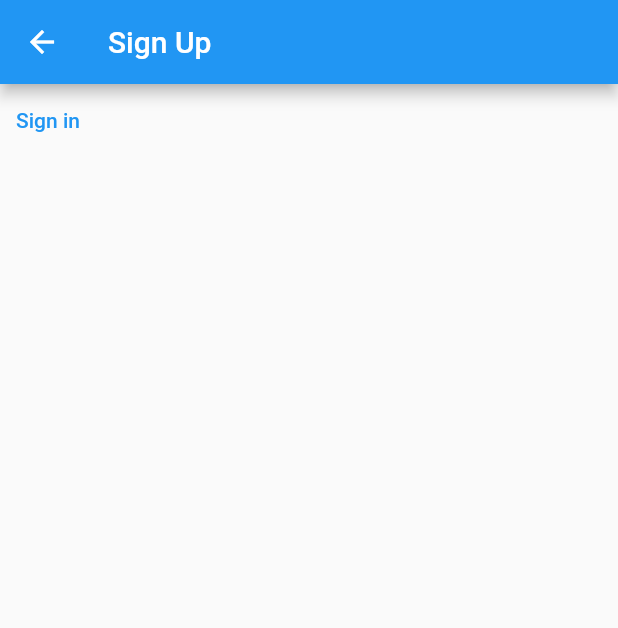
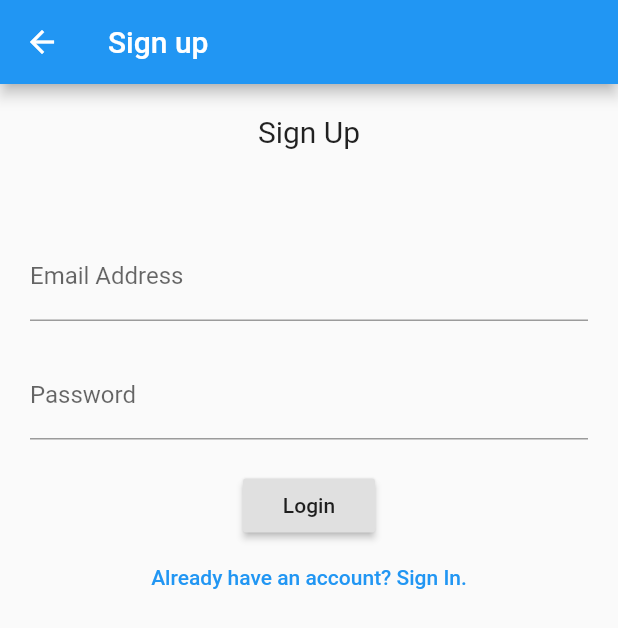
Before and after one commit to alextanhongpin/flutter-auth, a Flutter app: the SignUpPage screen opened by its route, on a phone screen of 412 x 824 dp. Shown: the top 628 px of the screen. Run offline on Flutter 3.47's test engine with Material 2 defaults, Android fonts, the phone set to English and light mode, and no system bars; our stand-ins replace shared_preferences; accounts and stored records are empty; network calls fail.

Commit message:
chore: add sign-in, sign-up flow with api calls

```diff
--- /dev/null
+++ b/lib/domains/auth.dart
@@ -0,0 +1,9 @@
+class Credentials {
+  final String accessToken;
+
+  Credentials(this.accessToken);
+
+  factory Credentials.fromJson(Map<String, dynamic> json) {
+    return Credentials(json['accessToken']);
+  }
+}
--- /dev/null
+++ b/lib/domains/user.dart
@@ -0,0 +1,9 @@
+class User {
+  final String email;
+
+  User(this.email);
+
+  factory User.fromJson(Map<String, dynamic> json) {
+    return User(json['email']);
+  }
+}
--- /dev/null
+++ b/lib/models/auth.dart
@@ -0,0 +1,53 @@
+import 'dart:async';
+import 'package:flutter/material.dart';
+import 'package:shared_preferences/shared_preferences.dart';
+
+// Domains.
+import 'package:auth/domains/user.dart';
+import 'package:auth/domains/auth.dart';
+
+// Apis.
+import 'package:auth/apis/auth.dart';
+
+class AuthModel with ChangeNotifier {
+  User user;
+
+  Future<User> authorize() async {
+    if (user != null) return user;
+
+    user = await postAuthorize();
+    notifyListeners();
+    return user;
+  }
+
+  logout() async {
+    await _clearToken();
+    this.user = null;
+
+    notifyListeners();
+  }
+
+  register({String email, String password}) async {
+    Credentials credential = await postRegister(email: email, password: password);
+    await _storeToken(credential.accessToken);
+    this.authorize();
+  }
+
+  login({ String email, String password }) async {
+    Credentials credential = await postLogin(email: email, password: password);
+    await _storeToken(credential.accessToken);
+    this.authorize();
+  }
+
+  Future<bool> _storeToken(String accessToken) async {
+    SharedPreferences prefs = await SharedPreferences.getInstance();
+
+    return prefs.setString('accessToken', accessToken);
+  }
+
+  Future<bool> _clearToken() async {
+    SharedPreferences prefs = await SharedPreferences.getInstance();
+
+    return prefs.remove('accessToken');
+  }
+}
--- a/lib/pages/signin.dart
+++ b/lib/pages/signin.dart
@@ -1,6 +1,6 @@
 import 'package:flutter/material.dart';
 import 'package:provider/provider.dart';
-import 'package:auth/services/auth.dart';
+import 'package:auth/models/auth.dart';
 
 class SignInPage extends StatefulWidget {
   @override
@@ -51,15 +51,13 @@ class _SignInPageState extends State<SignInPage> {
                     form.save();
 
                     if (form.validate()) {
-                      print("$_email $_password");
                       try {
-                        await Provider.of<AuthService>(context, listen: false)
-                            .loginUser(
+                        await Provider.of<AuthModel>(context, listen: false)
+                            .login(
                             email: _email,
                             password: _password
                         );
                       } catch (error) {
-                        print("got error: ${error.toString()}");
                         setState(() {
                           _error = error.toString();
                         });
@@ -71,7 +69,7 @@ class _SignInPageState extends State<SignInPage> {
                   onPressed: () {
                     Navigator.pushNamed(context, '/signup');
                   },
-                  child: Text('Sign Up')),
+                  child: Text('Register a new account.')),
             ]
           )
         )
--- a/lib/pages/signup.dart
+++ b/lib/pages/signup.dart
@@ -1,22 +1,78 @@
 import 'package:flutter/material.dart';
+import 'package:provider/provider.dart';
+import 'package:auth/models/auth.dart';
 
-class SignUpPage extends StatelessWidget {
+class SignUpPage extends StatefulWidget {
+  @override
+  _SignUpPageState createState() => _SignUpPageState();
+}
+
+class _SignUpPageState extends State<SignUpPage> {
+  final _formKey = GlobalKey<FormState>();
+  String _password;
+  String _email;
+  String _error = '';
+
   @override
   Widget build(BuildContext context) {
     return Scaffold(
-        appBar: AppBar(
-          title: Text('Sign Up'),
-        ),
-        body: Column(
-          children: <Widget>[
-            TextButton(
-                child: Text("Sign in"),
-                onPressed: () {
-                  Navigator.pushNamed(context, '/signin');
-                }
-            )
-          ]
+      appBar: AppBar(title: Text('Sign up')),
+      body: Container(
+        padding: EdgeInsets.all(20.0),
+        child: Form(
+          key: _formKey,
+          child: Column(
+            children: [
+              Text(
+                  'Sign Up',
+                  style: TextStyle(fontSize: 20.0)
+              ),
+              SizedBox(height: 20.0),
+              _error.isEmpty ? Text('') : Text(_error),
+              SizedBox(height: 20.0),
+              TextFormField(
+                onSaved: (value) => _email = value,
+                keyboardType: TextInputType.emailAddress,
+                decoration: InputDecoration(labelText: 'Email Address'),
+              ),
+              SizedBox(height: 20.0),
+              TextFormField(
+                onSaved: (value) => _password = value,
+                obscureText: true,
+                decoration: InputDecoration(labelText: 'Password'),
+              ),
+              SizedBox(height: 20.0),
+              RaisedButton(
+                  child: Text('Login'),
+                  onPressed: () async {
+                    final form = _formKey.currentState;
+                    form.save();
+
+                    if (form.validate()) {
+                      try {
+                        await Provider.of<AuthModel>(context, listen: false)
+                            .register(
+                            email: _email,
+                            password: _password
+                        );
+                      } catch (error) {
+                        setState(() {
+                          _error = error.toString();
+                        });
+                      }
+                    }
+                  }
+              ),
+              TextButton(
+                  onPressed: () {
+                    Navigator.pushNamed(context, '/signin');
+                  },
+                  child: Text('Already have an account? Sign In.')),
+            ],
+          ),
         )
+      )
+
     );
   }
 }
--- a/pubspec.yaml
+++ b/pubspec.yaml
@@ -29,6 +29,8 @@ dependencies:
   # Use with the CupertinoIcons class for iOS style icons.
   cupertino_icons: ^1.0.1
   provider: ^4.3.2
+  http: ^0.12.2
+  shared_preferences: '>=0.5.12+4 <2.0.0'
 
 dev_dependencies:
   flutter_test:
```
Also changed, not shown: lib/apis/auth.dart (added, +71 -0 lines), lib/domains/error.dart (added, +9 -0 lines), lib/main.dart (+9 -6 lines), lib/pages/home.dart (+6 -6 lines), lib/services/auth.dart (deleted, +0 -34 lines), pubspec.lock, 2 other files.
